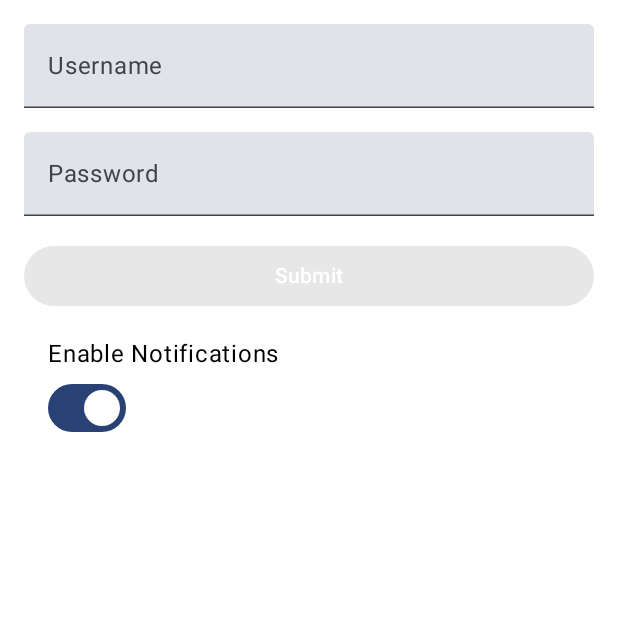
After one commit to ViktorPalchynskyi/AndroidTestingProject, an Android app built with Jetpack Compose: the composable RenderScreen shown on its own in the app's theme, on a phone screen of 412 x 824 dp, the top half of it. The commit adds this screen. Run offline under Robolectric (Android 15) with nearby library versions, the phone set to English and light mode, and no system bars.

Commit message:
13.11.24 - refactoring code

```diff
--- /dev/null
+++ b/app/src/main/java/com/example/androidtestingproject/components/Components.kt
@@ -0,0 +1,94 @@
+package com.example.androidtestingproject.ui.components
+
+import android.content.Context
+import android.content.Intent
+import androidx.compose.foundation.layout.*
+import androidx.compose.material3.Button
+import androidx.compose.material3.ButtonDefaults
+import androidx.compose.material3.Text
+import androidx.compose.material3.TextField
+import androidx.compose.runtime.Composable
+import androidx.compose.runtime.mutableStateOf
+import androidx.compose.runtime.remember
+import androidx.compose.ui.Modifier
+import androidx.compose.ui.graphics.Color
+import androidx.compose.ui.platform.LocalContext
+import androidx.compose.ui.text.style.TextAlign
+import androidx.compose.ui.unit.dp
+import com.example.androidtestingproject.WebViewActivity
+import androidx.compose.material3.Switch
+import androidx.compose.runtime.*
+
+@Composable
+fun ErrorMessage(errorMessage: String?, modifier: Modifier = Modifier) {
+    Text(
+        text = errorMessage ?: "",
+        color = Color.Red,
+        modifier = modifier
+            .fillMaxWidth()
+            .padding(top = 4.dp),
+        textAlign = TextAlign.Start
+    )
+}
+
+@Composable
+fun Content(
+    text: String,
+    onTextChange: (String) -> Unit,
+    errorMessage: String?,
+    labelName: String
+) {
+    Column(
+        modifier = Modifier.fillMaxWidth(),
+        verticalArrangement = Arrangement.Center
+    ) {
+        TextField(
+            value = text,
+            onValueChange = onTextChange,
+            label = { Text(labelName) },
+            modifier = Modifier.fillMaxWidth()
+        )
+
+        if (!errorMessage.isNullOrEmpty()) {
+            ErrorMessage(errorMessage = errorMessage)
+        }
+    }
+}
+
+@Composable
+fun SubmitButton(isFormValid: Boolean) {
+    val context = LocalContext.current
+
+    Button(
+        onClick = {
+            val intent = Intent(context, WebViewActivity::class.java)
+            intent.putExtra("URL", "https://github.com/ViktorPalchynskyi")
+            context.startActivity(intent)
+        },
+        enabled = isFormValid,
+        colors = ButtonDefaults.buttonColors(
+            containerColor = if (isFormValid) Color.Blue else Color.Gray
+        ),
+        modifier = Modifier.fillMaxWidth()
+    ) {
+        Text(text = "Submit", color = Color.White)
+    }
+}
+
+@Composable
+fun NotificationSettingsScreen(modifier: Modifier = Modifier) {
+    val context = LocalContext.current
+    val sharedPreferences = context.getSharedPreferences("app_preferences", Context.MODE_PRIVATE)
+    var isNotificationsEnabled by remember { mutableStateOf(sharedPreferences.getBoolean("notifications_enabled", true)) }
+
+    Column(modifier = modifier.padding(16.dp)) {
+        Text(text = "Enable Notifications")
+        Switch(
+            checked = isNotificationsEnabled,
+            onCheckedChange = { isChecked ->
+                isNotificationsEnabled = isChecked
+                sharedPreferences.edit().putBoolean("notifications_enabled", isChecked).apply()
+            }
+        )
+    }
+}
--- /dev/null
+++ b/app/src/main/java/com/example/androidtestingproject/components/RenderScreen.kt
@@ -0,0 +1,67 @@
+package com.example.androidtestingproject.ui
+
+import androidx.compose.foundation.layout.*
+import androidx.compose.runtime.Composable
+import androidx.compose.runtime.mutableStateOf
+import androidx.compose.runtime.remember
+import androidx.compose.ui.Modifier
+import androidx.compose.ui.unit.dp
+import com.example.androidtestingproject.ui.components.Content
+import com.example.androidtestingproject.ui.components.SubmitButton
+import androidx.compose.runtime.*
+import androidx.compose.foundation.layout.PaddingValues
+import com.example.androidtestingproject.ui.components.NotificationSettingsScreen
+
+
+@Composable
+fun RenderScreen(innerPadding: PaddingValues) {
+    Column(
+        modifier = Modifier
+            .fillMaxSize()
+            .padding(innerPadding)
+            .padding(16.dp),
+        verticalArrangement = Arrangement.Top
+    ) {
+        var username: String by remember { mutableStateOf("") }
+        var usernameError: String? by remember { mutableStateOf(null) }
+        var password: String by remember { mutableStateOf("") }
+        var passwordError: String? by remember { mutableStateOf(null) }
+
+        Content(
+            text = username,
+            onTextChange = { newText ->
+                username = newText
+                usernameError = when {
+                    newText.length < 3 -> "Username must contain at least 3 characters"
+                    newText.length > 30 -> "Username must contain 30 characters at most"
+                    else -> null
+                }
+            },
+            errorMessage = usernameError,
+            labelName = "Username"
+        )
+
+        Spacer(modifier = Modifier.height(16.dp))
+
+        Content(
+            text = password,
+            onTextChange = { newText ->
+                password = newText
+                passwordError = when {
+                    newText.length < 5 -> "Password must contain at least 5 characters"
+                    newText.length > 30 -> "Password must contain 30 characters at most"
+                    else -> null
+                }
+            },
+            errorMessage = passwordError,
+            labelName = "Password"
+        )
+
+        Spacer(modifier = Modifier.height(16.dp))
+
+        val isFormValid = usernameError == null && passwordError == null && username.isNotEmpty() && password.isNotEmpty()
+
+        SubmitButton(isFormValid)
+        NotificationSettingsScreen()
+    }
+}
```
Also changed, not shown: app/src/main/java/com/example/androidtestingproject/MainActivity.kt (+2 -157 lines).
